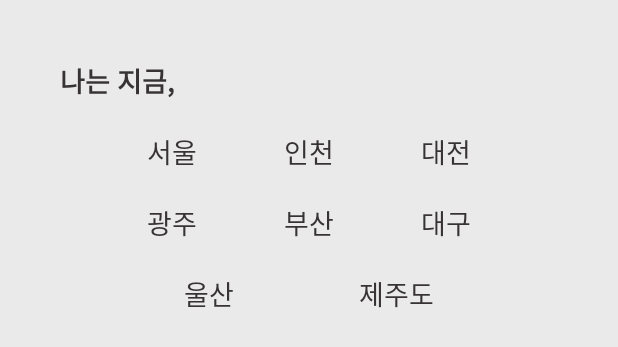
After one commit to chaeniiz/weather-diary, an Android app: the layout dialog_cities.xml on its own in the app's theme, with its tools: preview values and no code run, on a phone screen of 412 x 824 dp. The commit adds this screen. Shown: the top 347 px of the screen. Run offline under Robolectric (Android 15) with nearby library versions, the phone set to English and light mode, and no system bars.

Commit message:
Add, modify resource files

```diff
--- /dev/null
+++ b/app/src/main/res/layout/dialog_cities.xml
@@ -0,0 +1,126 @@
+<?xml version="1.0" encoding="utf-8"?>
+<androidx.constraintlayout.widget.ConstraintLayout
+    xmlns:android="http://schemas.android.com/apk/res/android"
+    xmlns:app="http://schemas.android.com/apk/res-auto"
+    android:layout_width="match_parent"
+    android:layout_height="wrap_content"
+    android:layout_margin="@dimen/spacing_500"
+    android:orientation="vertical"
+    android:padding="@dimen/spacing_500">
+
+    <TextView
+        android:id="@+id/descriptionTextView"
+        style="@style/Typography.400"
+        android:layout_width="wrap_content"
+        android:layout_height="wrap_content"
+        android:text="나는 지금,"
+        android:textColor="@color/colorPrimaryDark"
+        android:textStyle="bold"
+        app:layout_constraintStart_toStartOf="parent"
+        app:layout_constraintTop_toTopOf="parent" />
+
+    <TextView
+        android:id="@+id/seoulTextView"
+        style="@style/Typography.400"
+        android:layout_width="wrap_content"
+        android:layout_height="wrap_content"
+        android:layout_marginTop="@dimen/spacing_500"
+        android:text="서울"
+        android:textColor="@drawable/selector_write_text_view"
+        app:layout_constraintEnd_toStartOf="@+id/incheonTextView"
+        app:layout_constraintHorizontal_bias="0.5"
+        app:layout_constraintStart_toStartOf="parent"
+        app:layout_constraintTop_toBottomOf="@+id/descriptionTextView" />
+
+    <TextView
+        android:id="@+id/incheonTextView"
+        style="@style/Typography.400"
+        android:layout_width="wrap_content"
+        android:layout_height="wrap_content"
+        android:layout_marginTop="@dimen/spacing_500"
+        android:text="인천"
+        android:textColor="@drawable/selector_write_text_view"
+        app:layout_constraintEnd_toStartOf="@+id/daejeonTextView"
+        app:layout_constraintHorizontal_bias="0.5"
+        app:layout_constraintStart_toEndOf="@+id/seoulTextView"
+        app:layout_constraintTop_toBottomOf="@+id/descriptionTextView" />
+
+    <TextView
+        android:id="@+id/daejeonTextView"
+        style="@style/Typography.400"
+        android:layout_width="wrap_content"
+        android:layout_height="wrap_content"
+        android:layout_marginTop="@dimen/spacing_500"
+        android:text="대전"
+        android:textColor="@drawable/selector_write_text_view"
+        app:layout_constraintEnd_toEndOf="parent"
+        app:layout_constraintHorizontal_bias="0.5"
+        app:layout_constraintStart_toEndOf="@+id/incheonTextView"
+        app:layout_constraintTop_toBottomOf="@+id/descriptionTextView" />
+
+    <TextView
+        android:id="@+id/gwangjuTextView"
+        style="@style/Typography.400"
+        android:layout_width="wrap_content"
+        android:layout_height="wrap_content"
+        android:layout_marginTop="@dimen/spacing_500"
+        android:text="광주"
+        android:textColor="@drawable/selector_write_text_view"
+        app:layout_constraintEnd_toStartOf="@+id/busanTextView"
+        app:layout_constraintHorizontal_bias="0.5"
+        app:layout_constraintStart_toStartOf="parent"
+        app:layout_constraintTop_toBottomOf="@+id/seoulTextView" />
+
+    <TextView
+        android:id="@+id/busanTextView"
+        style="@style/Typography.400"
+        android:layout_width="wrap_content"
+        android:layout_height="wrap_content"
+        android:layout_marginTop="@dimen/spacing_500"
+        android:text="부산"
+        android:textColor="@drawable/selector_write_text_view"
+        app:layout_constraintEnd_toStartOf="@+id/daeguTextView"
+        app:layout_constraintHorizontal_bias="0.5"
+        app:layout_constraintStart_toEndOf="@+id/gwangjuTextView"
+        app:layout_constraintTop_toBottomOf="@+id/seoulTextView" />
+
+    <TextView
+        android:id="@+id/daeguTextView"
+        style="@style/Typography.400"
+        android:layout_width="wrap_content"
+        android:layout_height="wrap_content"
+        android:layout_marginTop="@dimen/spacing_500"
+        android:text="대구"
+        android:textColor="@drawable/selector_write_text_view"
+        app:layout_constraintEnd_toEndOf="parent"
+        app:layout_constraintHorizontal_bias="0.5"
+        app:layout_constraintStart_toEndOf="@+id/busanTextView"
+        app:layout_constraintTop_toBottomOf="@+id/seoulTextView" />
+
+    <TextView
+        android:id="@+id/ulsanTextView"
+        style="@style/Typography.400"
+        android:layout_width="wrap_content"
+        android:layout_height="wrap_content"
+        android:layout_marginTop="@dimen/spacing_500"
+        android:text="울산"
+        android:textColor="@drawable/selector_write_text_view"
+        app:layout_constraintEnd_toStartOf="@+id/jejuTextView"
+        app:layout_constraintHorizontal_bias="0.5"
+        app:layout_constraintStart_toStartOf="parent"
+        app:layout_constraintTop_toBottomOf="@+id/gwangjuTextView" />
+
+    <TextView
+        android:id="@+id/jejuTextView"
+        style="@style/Typography.400"
+        android:layout_width="wrap_content"
+        android:layout_height="wrap_content"
+        android:layout_marginTop="@dimen/spacing_500"
+        android:text="제주도"
+        android:textColor="@drawable/selector_write_text_view"
+        app:layout_constraintEnd_toEndOf="parent"
+        app:layout_constraintHorizontal_bias="0.5"
+        app:layout_constraintStart_toEndOf="@+id/ulsanTextView"
+        app:layout_constraintTop_toBottomOf="@+id/gwangjuTextView" />
+
+</androidx.constraintlayout.widget.ConstraintLayout>
--- a/app/src/main/res/values/dimens.xml
+++ b/app/src/main/res/values/dimens.xml
@@ -59,4 +59,6 @@
     <dimen name="divider_100">0.5dp</dimen>
     <dimen name="divider_200">1dp</dimen>
     <dimen name="divider_300">2dp</dimen>
+
+    <dimen name="quotes_image_size">40dp</dimen>
 </resources>
--- a/app/src/main/res/values/strings.xml
+++ b/app/src/main/res/values/strings.xml
@@ -1,3 +1,7 @@
 <resources>
     <string name="app_name">Weather Diary</string>
+    <string name="general_dialog_accept">확인</string>
+    <string name="general_error">일시적인 오류가 발생했습니다.</string>
+    <string name="error_no_location">위치를 입력해 주세요.</string>
+    <string name="error_no_content">내용을 입력해 주세요.</string>
 </resources>
```
Also changed, not shown: app/src/main/res/drawable/quotes.png (added).
